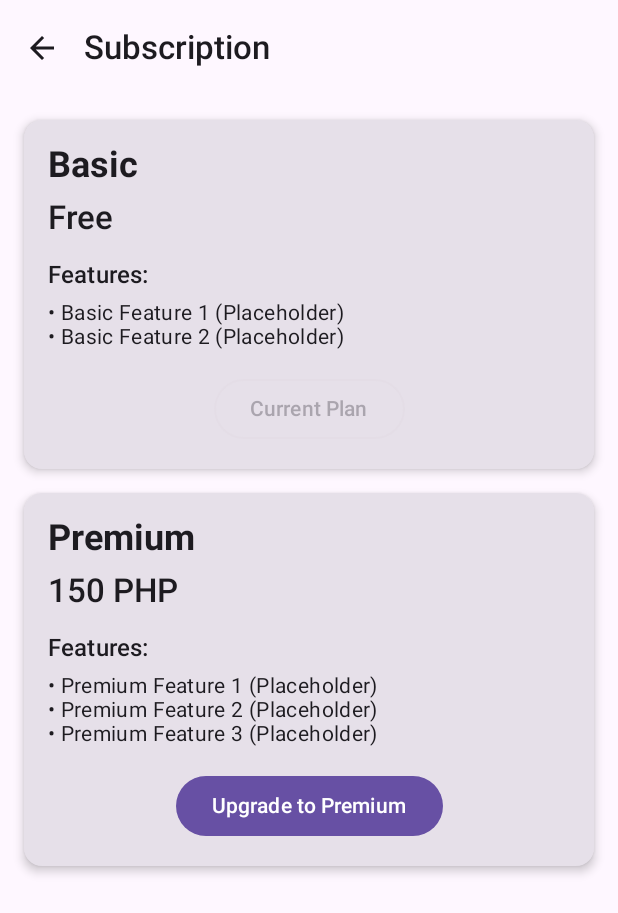
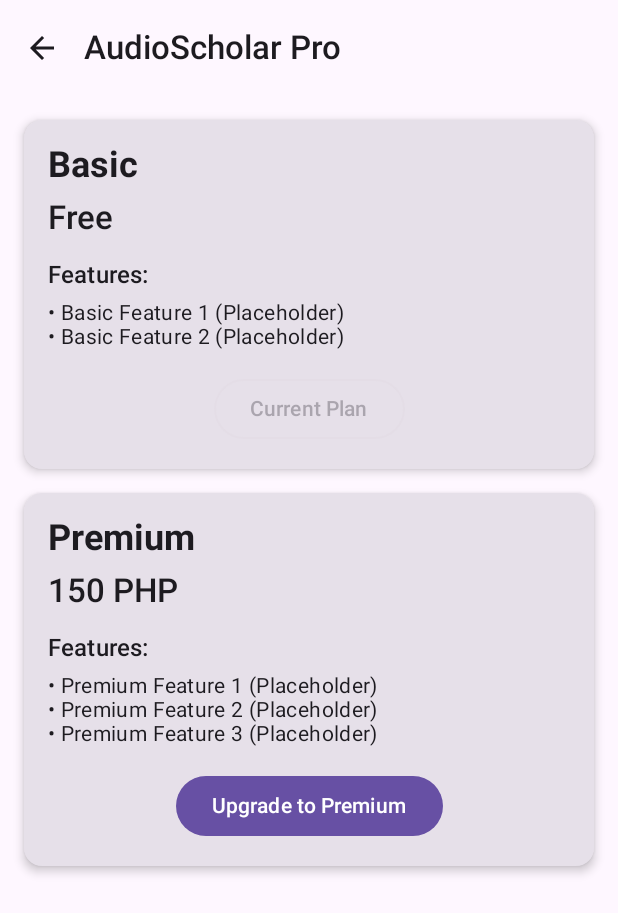
Before and after one commit to MasuRii/IT342-G3-AudioScholar, an Android app built with Jetpack Compose: the composable SubscriptionPricingScreen shown on its own in the app's theme, on a phone screen of 412 x 824 dp. Shown: the top 913 px of the screen. Run offline under Robolectric (Android 15) with nearby library versions, the phone set to English and light mode, and no system bars; our stand-ins replace Dagger/Hilt's generated code; network calls fail.

Commit message:
feat: Update network configuration and rename subscription resources
- Changed network base URLs to point to the production server.
- Updated navigation and UI references from "Subscription Pricing" to "AudioScholar Pro" across MainActivity, UserProfileScreen, and SubscriptionPricingScreen.
- Modified strings.xml to reflect the new resource name for the subscription feature.

```diff
--- a/frontend_mobile/AudioScholar/app/src/main/java/edu/cit/audioscholar/di/NetworkModule.kt
+++ b/frontend_mobile/AudioScholar/app/src/main/java/edu/cit/audioscholar/di/NetworkModule.kt
@@ -70,9 +70,9 @@ class TimeoutInterceptor @Inject constructor() : Interceptor {
 @InstallIn(SingletonComponent::class)
 object NetworkModule {
 
-    private const val PRIMARY_BASE_URL = "http://192.168.254.100:8080/"
-    private const val FALLBACK_URL_1 = "http://192.168.254.100:8080/"
-    private const val FALLBACK_URL_2 = "http://192.168.254.100:8080/"
+    private const val PRIMARY_BASE_URL = "https://it342-g3-audioscholar-onrender-com.onrender.com/"
+    private const val FALLBACK_URL_1 = "https://it342-g3-audioscholar-onrender-com.onrender.com/"
+    private const val FALLBACK_URL_2 = "https://it342-g3-audioscholar-onrender-com.onrender.com/"
 
     private const val PREFS_NAME = "AudioScholarPrefs"
     private const val TAG = "NetworkModule"
--- a/frontend_mobile/AudioScholar/app/src/main/java/edu/cit/audioscholar/ui/main/MainActivity.kt
+++ b/frontend_mobile/AudioScholar/app/src/main/java/edu/cit/audioscholar/ui/main/MainActivity.kt
@@ -74,7 +74,7 @@ sealed class Screen(val route: String, val labelResId: Int, val icon: ImageVecto
     }
     object Registration : Screen("registration", R.string.nav_registration, Icons.Filled.PersonAdd)
     object ChangePassword : Screen("change_password", R.string.nav_change_password, Icons.Filled.Password)
-    object SubscriptionPricing : Screen("subscription_pricing", R.string.nav_subscription_pricing, Icons.Filled.CreditCard)
+    object SubscriptionPricing : Screen("subscription_pricing", R.string.nav_audioscholar_pro, Icons.Filled.School)
     object PaymentMethodSelection : Screen("payment_method_selection", R.string.nav_payment_method_selection)
     object CardPaymentDetails : Screen("card_payment_details", R.string.nav_card_payment_details)
     object EWalletPaymentDetails : Screen("ewallet_payment_details", R.string.nav_ewallet_payment_details)
--- a/frontend_mobile/AudioScholar/app/src/main/java/edu/cit/audioscholar/ui/profile/UserProfileScreen.kt
+++ b/frontend_mobile/AudioScholar/app/src/main/java/edu/cit/audioscholar/ui/profile/UserProfileScreen.kt
@@ -224,7 +224,7 @@ fun UserProfileScreen(
             ) {
                 Icon(Icons.Filled.CreditCard, contentDescription = null, modifier = Modifier.size(ButtonDefaults.IconSize))
                 Spacer(Modifier.size(ButtonDefaults.IconSpacing))
-                Text(stringResource(R.string.nav_subscription_pricing))
+                Text(stringResource(R.string.nav_audioscholar_pro))
             }
 
             Spacer(modifier = Modifier.height(16.dp))
--- a/frontend_mobile/AudioScholar/app/src/main/java/edu/cit/audioscholar/ui/subscription/SubscriptionPricingScreen.kt
+++ b/frontend_mobile/AudioScholar/app/src/main/java/edu/cit/audioscholar/ui/subscription/SubscriptionPricingScreen.kt
@@ -31,7 +31,7 @@ fun SubscriptionPricingScreen(
     Scaffold(
         topBar = {
             TopAppBar(
-                title = { Text(stringResource(id = R.string.nav_subscription_pricing)) },
+                title = { Text(stringResource(id = R.string.nav_audioscholar_pro)) },
                 navigationIcon = {
                     if (drawerState != null && scope != null) {
                         IconButton(onClick = { scope.launch { drawerState.open() } }) {
--- a/frontend_mobile/AudioScholar/app/src/main/res/values/strings.xml
+++ b/frontend_mobile/AudioScholar/app/src/main/res/values/strings.xml
@@ -92,7 +92,7 @@
     <string name="nav_logout">Logout</string>
     <string name="nav_registration">Register</string>
     <string name="nav_change_password">Change Password</string>
-    <string name="nav_subscription_pricing">Subscription</string>
+    <string name="nav_audioscholar_pro">AudioScholar Pro</string>
     <string name="nav_payment_method_selection">Select Payment Method</string>
     <string name="nav_card_payment_details">Card Payment</string>
     <string name="nav_ewallet_payment_details">E-Wallet Payment</string>
```
